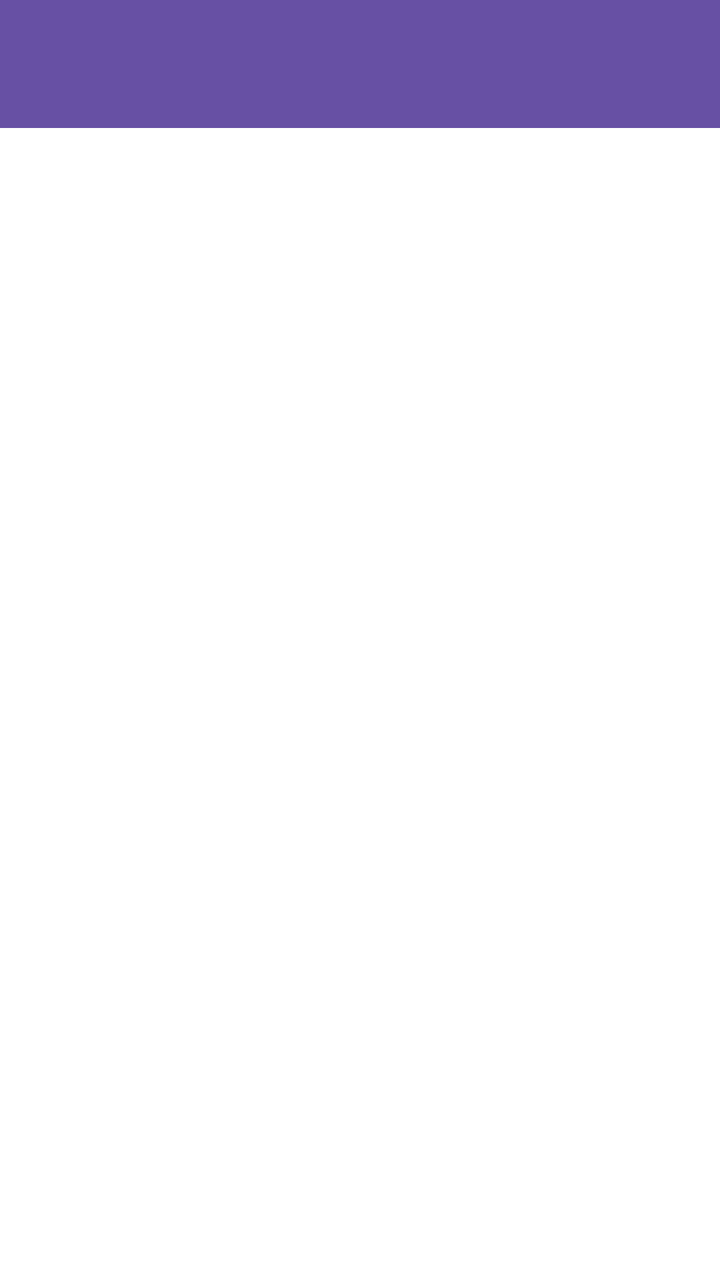
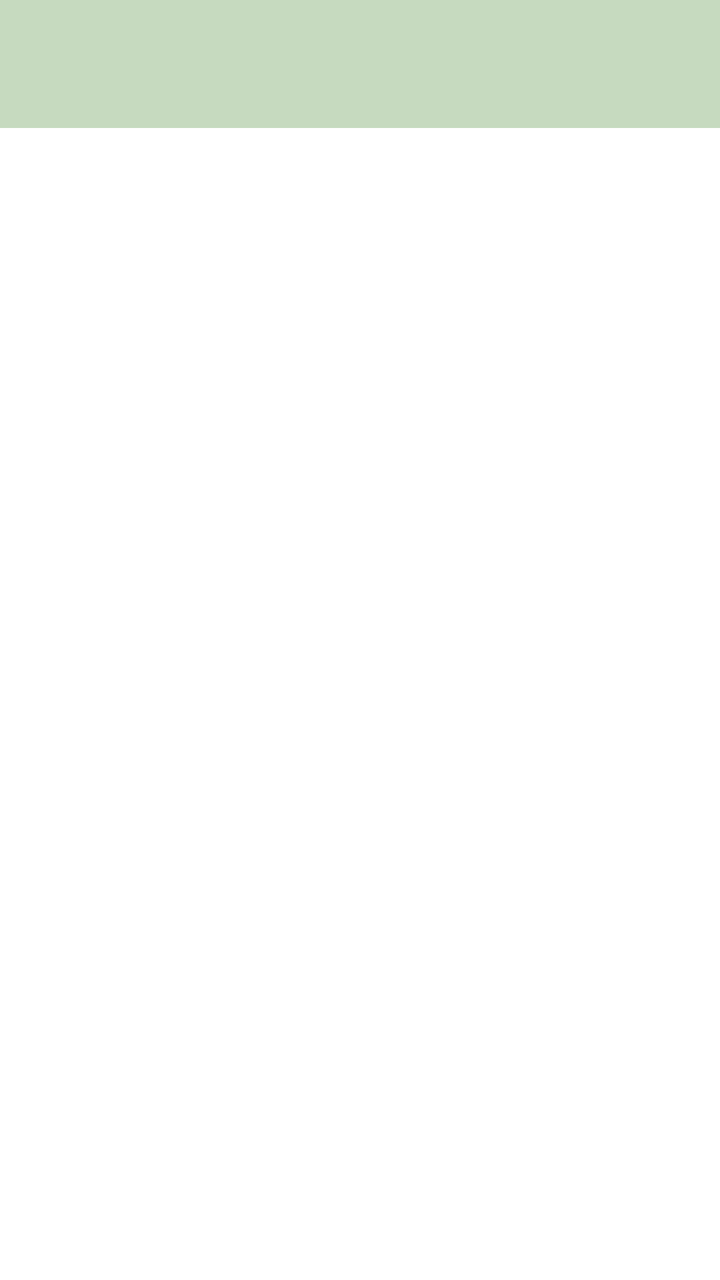

Before-and-after screenshots of an Android layout around one commit, followed by the original layout XML and the change that was made.
<!-- AndroidManifest.xml: application theme Theme.Sherine_TIA -->
<!-- res/layout/fragment_more.xml -->
<?xml version="1.0" encoding="utf-8"?>
<androidx.coordinatorlayout.widget.CoordinatorLayout xmlns:android="http://schemas.android.com/apk/res/android"
    xmlns:app="http://schemas.android.com/apk/res-auto"
    xmlns:tools="http://schemas.android.com/tools"
    android:layout_width="match_parent"
    android:layout_height="match_parent"
    android:background="@color/white"
    tools:context=".More.MoreFragment">

    <com.google.android.material.appbar.AppBarLayout
        android:id="@+id/appBarLayout"
        android:layout_width="match_parent"
        android:layout_height="wrap_content"
        android:theme="@style/ThemeOverlay.AppCompat.Dark.ActionBar">

        <androidx.appcompat.widget.Toolbar
            android:id="@+id/toolbar"
            android:layout_width="match_parent"
            android:layout_height="?attr/actionBarSize"
            android:background="?attr/colorPrimary"
            app:layout_scrollFlags="scroll|enterAlways"
            app:titleTextColor="@android:color/white" />
    </com.google.android.material.appbar.AppBarLayout>

    <ListView
        android:id="@+id/listViewItems"
        android:layout_width="match_parent"
        android:layout_height="match_parent"
        app:layout_behavior="@string/appbar_scrolling_view_behavior" />

</androidx.coordinatorlayout.widget.CoordinatorLayout>
<!-- resources referenced by this layout -->
<resources>
  <color name="white">#FFFFFFFF</color>
  <style name="Theme.Sherine_TIA" parent="Base.Theme.Sherine_TIA" />
  <style name="Base.Theme.Sherine_TIA" parent="Theme.Material3.DayNight.NoActionBar">
          
          
      </style>
</resources>

<!-- the commit's change to res/layout/fragment_more.xml (unified diff, before → after) -->
@@ -17,9 +17,9 @@
             android:id="@+id/toolbar"
             android:layout_width="match_parent"
             android:layout_height="?attr/actionBarSize"
-            android:background="?attr/colorPrimary"
+            android:background="@color/lightGreen"
             app:layout_scrollFlags="scroll|enterAlways"
-            app:titleTextColor="@android:color/white" />
+            app:titleTextColor="@color/blue" />
     </com.google.android.material.appbar.AppBarLayout>
 
     <ListView
<!-- resource entries referenced after the edit -->
@@ -1,5 +1,7 @@
 <!-- resources referenced by this layout -->
 <resources>
+  <color name="blue">#114B5F</color>
+  <color name="lightGreen">#C6DABF</color>
   <color name="white">#FFFFFFFF</color>
   <style name="Theme.Sherine_TIA" parent="Base.Theme.Sherine_TIA" />
   <style name="Base.Theme.Sherine_TIA" parent="Theme.Material3.DayNight.NoActionBar">
